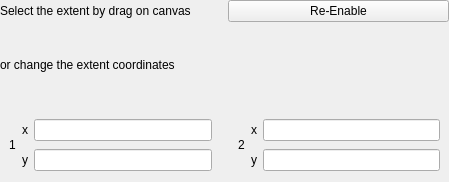
Above: ui/extentSelector.ui from SMByC/CloudMasking before the change. Below: the same form after it.
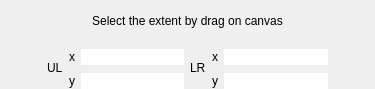
That is the form after the change.

Commit message: Fix and update UI and GUI for extent selector widget

```diff
--- a/ui/extentSelector.ui
+++ b/ui/extentSelector.ui
@@ -6,95 +6,165 @@
    <rect>
     <x>0</x>
     <y>0</y>
-    <width>449</width>
-    <height>182</height>
+    <width>375</width>
+    <height>89</height>
    </rect>
   </property>
   <layout class="QGridLayout" name="gridLayout">
    <property name="margin">
     <number>0</number>
    </property>
-   <item row="1" column="0">
-    <widget class="QLabel" name="label">
-     <property name="text">
-      <string>Select the extent by drag on canvas</string>
-     </property>
-    </widget>
-   </item>
-   <item row="3" column="0" colspan="2">
-    <widget class="QLabel" name="label_7">
-     <property name="text">
-      <string>or change the extent coordinates</string>
-     </property>
-    </widget>
-   </item>
-   <item row="4" column="0" colspan="2">
+   <item row="2" column="0">
     <widget class="QWidget" name="widget" native="true">
-     <layout class="QGridLayout" name="gridLayout_3">
-      <item row="0" column="2">
-       <widget class="QLabel" name="label_11">
-        <property name="text">
-         <string>x</string>
-        </property>
-       </widget>
-      </item>
-      <item row="0" column="3">
-       <widget class="QLineEdit" name="x1CoordEdit"/>
-      </item>
-      <item row="0" column="7">
-       <widget class="QLabel" name="label_13">
-        <property name="text">
-         <string>x</string>
-        </property>
-       </widget>
-      </item>
-      <item row="0" column="8">
-       <widget class="QLineEdit" name="x2CoordEdit"/>
-      </item>
+     <layout class="QGridLayout" name="gridLayout_2">
+      <property name="topMargin">
+       <number>0</number>
+      </property>
+      <property name="bottomMargin">
+       <number>0</number>
+      </property>
       <item row="1" column="3">
-       <widget class="QLineEdit" name="y1CoordEdit"/>
+       <widget class="QLineEdit" name="y1CoordEdit">
+        <property name="styleSheet">
+         <string notr="true">font-size: 9pt</string>
+        </property>
+        <property name="frame">
+         <bool>false</bool>
+        </property>
+       </widget>
       </item>
-      <item row="1" column="8">
-       <widget class="QLineEdit" name="y2CoordEdit"/>
+      <item row="0" column="7">
+       <widget class="QLineEdit" name="x2CoordEdit">
+        <property name="styleSheet">
+         <string notr="true">font-size: 9pt</string>
+        </property>
+        <property name="frame">
+         <bool>false</bool>
+        </property>
+       </widget>
+      </item>
+      <item row="0" column="1" rowspan="2">
+       <widget class="QLabel" name="label_2">
+        <property name="styleSheet">
+         <string notr="true">font-size: 9pt</string>
+        </property>
+        <property name="text">
+         <string>UL</string>
+        </property>
+       </widget>
       </item>
       <item row="1" column="7">
-       <widget class="QLabel" name="label_15">
+       <widget class="QLineEdit" name="y2CoordEdit">
+        <property name="styleSheet">
+         <string notr="true">font-size: 9pt</string>
+        </property>
+        <property name="frame">
+         <bool>false</bool>
+        </property>
+       </widget>
+      </item>
+      <item row="0" column="5" rowspan="2">
+       <widget class="QLabel" name="label">
+        <property name="styleSheet">
+         <string notr="true">font-size: 9pt</string>
+        </property>
         <property name="text">
-         <string>y</string>
+         <string>LR</string>
         </property>
        </widget>
       </item>
+      <item row="0" column="8">
+       <spacer name="horizontalSpacer_2">
+        <property name="orientation">
+         <enum>Qt::Horizontal</enum>
+        </property>
+        <property name="sizeHint" stdset="0">
+         <size>
+          <width>40</width>
+          <height>20</height>
+         </size>
+        </property>
+       </spacer>
+      </item>
       <item row="1" column="2">
-       <widget class="QLabel" name="label_14">
+       <widget class="QLabel" name="point2">
+        <property name="styleSheet">
+         <string notr="true">font-size: 9pt;</string>
+        </property>
         <property name="text">
          <string>y</string>
         </property>
        </widget>
       </item>
-      <item row="0" column="6" rowspan="2">
-       <widget class="QLabel" name="label_12">
+      <item row="0" column="3">
+       <widget class="QLineEdit" name="x1CoordEdit">
+        <property name="minimumSize">
+         <size>
+          <width>0</width>
+          <height>0</height>
+         </size>
+        </property>
+        <property name="styleSheet">
+         <string notr="true">font-size: 9pt</string>
+        </property>
+        <property name="frame">
+         <bool>false</bool>
+        </property>
+       </widget>
+      </item>
+      <item row="0" column="0">
+       <spacer name="horizontalSpacer">
+        <property name="orientation">
+         <enum>Qt::Horizontal</enum>
+        </property>
+        <property name="sizeHint" stdset="0">
+         <size>
+          <width>40</width>
+          <height>20</height>
+         </size>
+        </property>
+       </spacer>
+      </item>
+      <item row="0" column="2">
+       <widget class="QLabel" name="point1">
+        <property name="styleSheet">
+         <string notr="true">font-size: 9pt</string>
+        </property>
         <property name="text">
-         <string>2</string>
+         <string>x</string>
         </property>
-        <property name="indent">
-         <number>20</number>
+       </widget>
+      </item>
+      <item row="0" column="6">
+       <widget class="QLabel" name="label_3">
+        <property name="styleSheet">
+         <string notr="true">font-size: 9pt</string>
         </property>
+        <property name="text">
+         <string>x</string>
+        </property>
        </widget>
       </item>
-      <item row="0" column="1" rowspan="2">
-       <widget class="QLabel" name="label_10">
+      <item row="1" column="6">
+       <widget class="QLabel" name="label_4">
+        <property name="styleSheet">
+         <string notr="true">font-size: 9pt</string>
+        </property>
         <property name="text">
-         <string>1</string>
+         <string>y</string>
         </property>
        </widget>
       </item>
      </layout>
     </widget>
    </item>
-   <item row="1" column="1">
-    <widget class="QPushButton" name="btnEnable">
+   <item row="1" column="0">
+    <widget class="QLabel" name="widget_title">
      <property name="text">
-      <string>Re-Enable</string>
+      <string>Select the extent by drag on canvas</string>
+     </property>
+     <property name="alignment">
+      <set>Qt::AlignCenter</set>
      </property>
     </widget>
    </item>
```
The commit also changes 3 other files.
